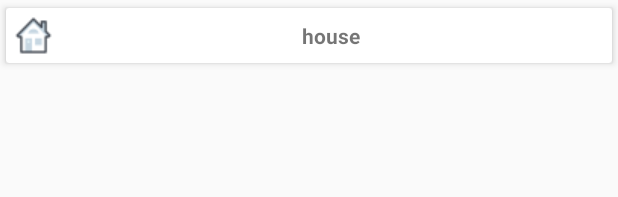
After one commit to BongaMnguni/Hogwarts, an Android app: the layout house_cardview.xml on its own in the app's theme, with its tools: preview values and no code run, on a phone screen of 412 x 824 dp. The commit adds this screen. Shown: the top 197 px of the screen. Run offline under Robolectric (Android 15) with nearby library versions, the phone set to English and light mode, and no system bars; network calls fail.

Commit message:
retrieve houses

```diff
--- a/app/build.gradle
+++ b/app/build.gradle
@@ -26,6 +26,10 @@ dependencies {
     implementation fileTree(dir: "libs", include: ["*.jar"])
     implementation 'androidx.appcompat:appcompat:1.2.0'
     implementation 'androidx.constraintlayout:constraintlayout:2.0.1'
+    implementation 'com.android.volley:volley:1.1.0'
+    implementation 'com.google.code.gson:gson:2.3'
+    implementation 'androidx.recyclerview:recyclerview:1.1.0'
+    implementation 'androidx.cardview:cardview:1.0.0'
     testImplementation 'junit:junit:4.12'
     androidTestImplementation 'androidx.test.ext:junit:1.1.2'
     androidTestImplementation 'androidx.test.espresso:espresso-core:3.3.0'
--- a/app/src/main/AndroidManifest.xml
+++ b/app/src/main/AndroidManifest.xml
@@ -1,6 +1,8 @@
 <?xml version="1.0" encoding="utf-8"?>
 <manifest xmlns:android="http://schemas.android.com/apk/res/android"
     package="com.bongamnguni.hogwarts">
+    <uses-permission android:name="android.permission.INTERNET"/>
+    <uses-permission android:name="android.permission.ACCESS_NETWORK_STATE"/>
 
     <application
         android:allowBackup="true"
--- /dev/null
+++ b/app/src/main/res/layout/house_cardview.xml
@@ -0,0 +1,47 @@
+<androidx.cardview.widget.CardView
+    xmlns:android="http://schemas.android.com/apk/res/android"
+    xmlns:card_view="http://schemas.android.com/apk/res-auto"
+    android:layout_width="match_parent"
+    android:layout_height="wrap_content"
+    xmlns:app="http://schemas.android.com/tools"
+    card_view:cardElevation="3dp"
+    card_view:cardCornerRadius="2dp"
+    card_view:contentPaddingLeft="3dp"
+    card_view:contentPaddingTop="3dp"
+    card_view:contentPaddingBottom="3dp"
+    card_view:contentPaddingRight="3dp"
+    card_view:cardUseCompatPadding="true"
+    card_view:cardPreventCornerOverlap="true"
+    card_view:theme="@style/AlertDialog.AppCompat"
+    app:ignore="NamespaceTypo">
+
+    <RelativeLayout
+        android:layout_width="match_parent"
+        android:layout_height="wrap_content">
+
+        <LinearLayout
+            android:orientation="horizontal"
+            android:layout_width="match_parent"
+            android:layout_height="wrap_content">
+
+        <ImageView
+            android:layout_alignParentStart="true"
+            android:src="@drawable/icon_house"
+            android:adjustViewBounds="true"
+            android:id="@+id/gallery_image"
+            android:layout_width="wrap_content"
+            android:layout_height="wrap_content"/>
+
+        <TextView
+            android:textStyle="bold"
+            android:text="house"
+            android:textAlignment="center"
+            android:layout_gravity="center"
+            android:id="@+id/tvhouse_name"
+            android:layout_width="match_parent"
+            android:layout_height="wrap_content"/>
+
+        </LinearLayout>
+    </RelativeLayout>
+
+</androidx.cardview.widget.CardView>
```
Also changed, not shown: app/src/main/java/com/bongamnguni/hogwarts/Adapter/HouseAdapter.java (added, +68 -0 lines), app/src/main/java/com/bongamnguni/hogwarts/MainActivity.java (+160 -0 lines), app/src/main/java/com/bongamnguni/hogwarts/Model/House.java (added, +97 -0 lines), app/src/main/java/com/bongamnguni/hogwarts/RequestHandler.java (added, +123 -0 lines), app/src/main/java/com/bongamnguni/hogwarts/Utility/Config.java (added, +8 -0 lines), app/src/main/res/layout/activity_main.xml (+7 -10 lines).
